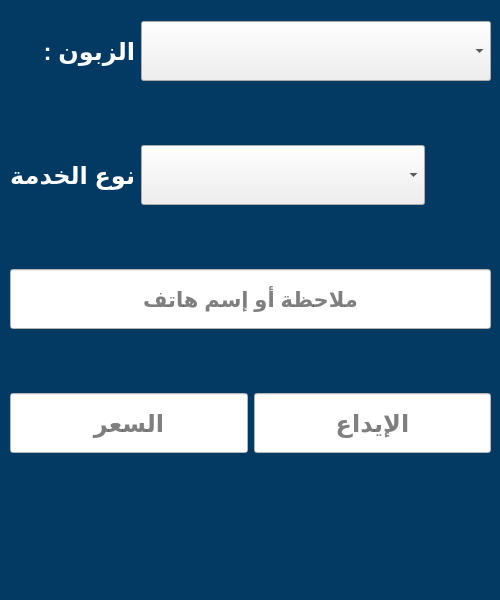
Above: uis/qt_uis/used/service.ui from salahkhiat/ModeerPOS before the change. Below: the same form after it.
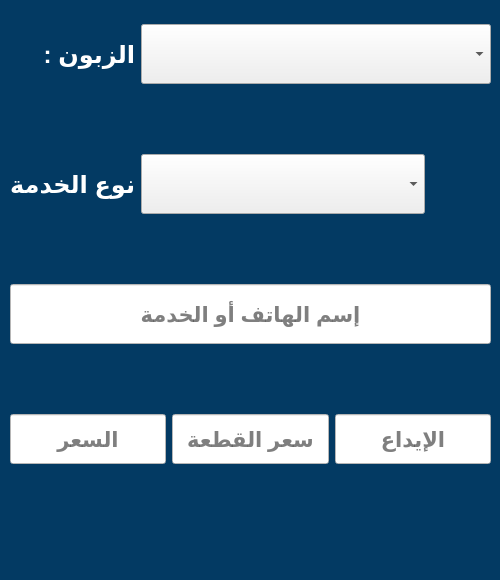
That is the form after the change. Icons and pictures are not drawn.

Commit message: I added the piece price field in the service form

What changed in the file:
```diff
--- a/uis/qt_uis/used/service.ui
+++ b/uis/qt_uis/used/service.ui
@@ -7,19 +7,19 @@
     <x>0</x>
     <y>0</y>
     <width>500</width>
-    <height>600</height>
+    <height>580</height>
    </rect>
   </property>
   <property name="minimumSize">
    <size>
     <width>500</width>
-    <height>600</height>
+    <height>580</height>
    </size>
   </property>
   <property name="maximumSize">
    <size>
     <width>500</width>
-    <height>600</height>
+    <height>580</height>
    </size>
   </property>
   <property name="windowTitle">
@@ -273,7 +273,7 @@
        <set>Qt::AlignCenter</set>
       </property>
       <property name="placeholderText">
-       <string>ملاحظة أو إسم هاتف</string>
+       <string>إسم الهاتف أو الخدمة</string>
       </property>
      </widget>
     </item>
@@ -315,18 +315,18 @@
         <property name="minimumSize">
          <size>
           <width>0</width>
-          <height>60</height>
+          <height>50</height>
          </size>
         </property>
         <property name="maximumSize">
          <size>
           <width>16777215</width>
-          <height>60</height>
+          <height>50</height>
          </size>
         </property>
         <property name="font">
          <font>
-          <pointsize>18</pointsize>
+          <pointsize>16</pointsize>
           <bold>true</bold>
          </font>
         </property>
@@ -344,23 +344,57 @@
         </property>
        </widget>
       </item>
+      <item>
+       <widget class="QLineEdit" name="piece_price">
+        <property name="minimumSize">
+         <size>
+          <width>0</width>
+          <height>50</height>
+         </size>
+        </property>
+        <property name="maximumSize">
+         <size>
+          <width>16777215</width>
+          <height>50</height>
+         </size>
+        </property>
+        <property name="font">
+         <font>
+          <pointsize>16</pointsize>
+          <bold>true</bold>
+         </font>
+        </property>
+        <property name="styleSheet">
+         <string notr="true">background-color:white;</string>
+        </property>
+        <property name="maxLength">
+         <number>6</number>
+        </property>
+        <property name="alignment">
+         <set>Qt::AlignCenter</set>
+        </property>
+        <property name="placeholderText">
+         <string>سعر القطعة</string>
+        </property>
+       </widget>
+      </item>
       <item>
        <widget class="QLineEdit" name="deposit">
         <property name="minimumSize">
          <size>
           <width>0</width>
-          <height>60</height>
+          <height>50</height>
          </size>
         </property>
         <property name="maximumSize">
          <size>
           <width>16777215</width>
-          <height>60</height>
+          <height>50</height>
          </size>
         </property>
         <property name="font">
          <font>
-          <pointsize>18</pointsize>
+          <pointsize>16</pointsize>
           <bold>true</bold>
          </font>
         </property>
@@ -387,18 +421,49 @@
         <property name="minimumSize">
          <size>
           <width>0</width>
-          <height>50</height>
+          <height>40</height>
          </size>
         </property>
         <property name="maximumSize">
          <size>
           <width>16777215</width>
-          <height>50</height>
+          <height>40</height>
          </size>
         </property>
         <property name="font">
          <font>
-          <pointsize>14</pointsize>
+          <pointsize>12</pointsize>
+          <bold>true</bold>
+         </font>
+        </property>
+        <property name="styleSheet">
+         <string notr="true">color:white;</string>
+        </property>
+        <property name="text">
+         <string/>
+        </property>
+        <property name="alignment">
+         <set>Qt::AlignCenter</set>
+        </property>
+       </widget>
+      </item>
+      <item>
+       <widget class="QLabel" name="piece_price_err">
+        <property name="minimumSize">
+         <size>
+          <width>0</width>
+          <height>40</height>
+         </size>
+        </property>
+        <property name="maximumSize">
+         <size>
+          <width>16777215</width>
+          <height>40</height>
+         </size>
+        </property>
+        <property name="font">
+         <font>
+          <pointsize>12</pointsize>
           <bold>true</bold>
          </font>
         </property>
@@ -418,18 +483,18 @@
         <property name="minimumSize">
          <size>
           <width>0</width>
-          <height>50</height>
+          <height>40</height>
          </size>
         </property>
         <property name="maximumSize">
          <size>
           <width>16777215</width>
-          <height>50</height>
+          <height>40</height>
          </size>
         </property>
         <property name="font">
          <font>
-          <pointsize>14</pointsize>
+          <pointsize>12</pointsize>
           <bold>true</bold>
          </font>
         </property>
@@ -463,13 +528,13 @@
       <property name="minimumSize">
        <size>
         <width>0</width>
-        <height>60</height>
+        <height>50</height>
        </size>
       </property>
       <property name="maximumSize">
        <size>
         <width>16777215</width>
-        <height>60</height>
+        <height>50</height>
        </size>
       </property>
       <property name="cursor">
@@ -490,8 +555,8 @@
       </property>
       <property name="iconSize">
        <size>
-        <width>50</width>
-        <height>50</height>
+        <width>45</width>
+        <height>45</height>
        </size>
       </property>
       <property name="shortcut">
@@ -507,13 +572,13 @@
       <property name="minimumSize">
        <size>
         <width>0</width>
-        <height>60</height>
+        <height>50</height>
        </size>
       </property>
       <property name="maximumSize">
        <size>
         <width>16777215</width>
-        <height>60</height>
+        <height>50</height>
        </size>
       </property>
       <property name="cursor">
@@ -534,8 +599,8 @@
       </property>
       <property name="iconSize">
        <size>
-        <width>50</width>
-        <height>50</height>
+        <width>45</width>
+        <height>45</height>
        </size>
       </property>
       <property name="flat">
```
The commit also changes 6 other files.
